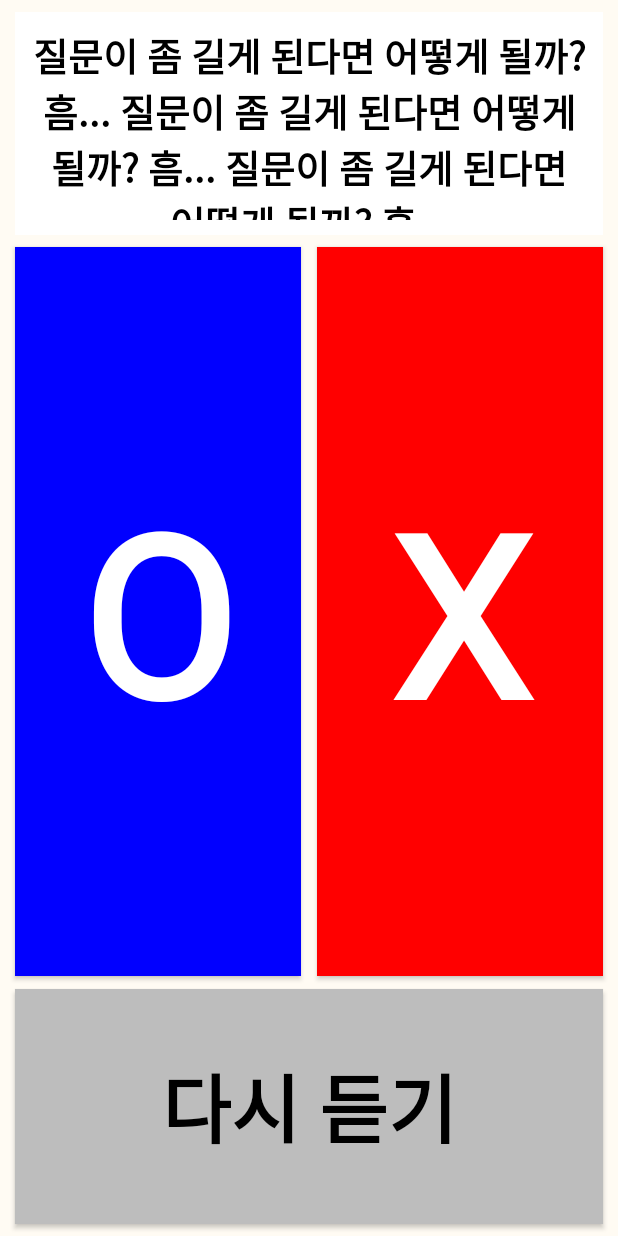
After one commit to Relief-Post-Office/Relief-Post-Office, an Android app: the QuestionActivity screen opened directly, with no data from a screen before it, on a phone screen of 412 x 824 dp. The commit adds this screen. Run offline under Robolectric (Android 15) with nearby library versions, the phone set to English and light mode, and no system bars; 2 statements that could not run were skipped.

Commit message:
Make question UI

```diff
--- a/app/src/main/AndroidManifest.xml
+++ b/app/src/main/AndroidManifest.xml
@@ -94,6 +94,10 @@
         <activity
             android:name=".result.ResultDetailActivity"
             android:windowSoftInputMode="adjustNothing" />
+        <activity
+            android:name=".ward.QuestionActivity"
+            android:windowSoftInputMode="adjustNothing" />
+
         <service
             android:name=".service.MyFirebaseMessagingService"
             android:exported="false">
--- a/app/src/main/java/com/seoul42/relief_post_office/ward/AlarmActivity.kt
+++ b/app/src/main/java/com/seoul42/relief_post_office/ward/AlarmActivity.kt
@@ -2,6 +2,7 @@ package com.seoul42.relief_post_office.ward
 
 import android.app.NotificationManager
 import android.content.Context
+import android.content.Intent
 import android.media.MediaPlayer
 import android.os.Bundle
 import android.os.Handler
@@ -13,6 +14,7 @@ import android.view.WindowManager
 import androidx.appcompat.app.AppCompatActivity
 import com.google.firebase.database.ktx.database
 import com.google.firebase.ktx.Firebase
+import com.seoul42.relief_post_office.PhoneActivity
 import com.seoul42.relief_post_office.R
 import com.seoul42.relief_post_office.databinding.ActivityAlarmBinding
 import com.seoul42.relief_post_office.model.SafetyDTO
@@ -57,6 +59,9 @@ class AlarmActivity : AppCompatActivity() {
         val recommendDTO = intent.getSerializableExtra("recommendDTO") as WardRecommendDTO
         val safetyDB = Firebase.database.reference.child("safety")
 
+        intent.putExtra("safetyId", recommendDTO.safetyId)
+        intent.putExtra("resultId", recommendDTO.resultId)
+
         mediaPlayer = MediaPlayer.create(this, R.raw.alarm)
         mediaPlayer!!.start()
         mediaPlayer!!.isLooping = true
@@ -83,6 +88,7 @@ class AlarmActivity : AppCompatActivity() {
     /* 버튼 text = 피보호자가 진행해야 할 "안부" 이름 */
     private fun setButton() {
         binding.alarmButton.setOnClickListener{
+            startActivity(Intent(this, QuestionActivity::class.java))
             close()
         }
     }
--- /dev/null
+++ b/app/src/main/java/com/seoul42/relief_post_office/ward/QuestionActivity.kt
@@ -0,0 +1,28 @@
+package com.seoul42.relief_post_office.ward
+
+import android.media.MediaPlayer
+import android.os.Bundle
+import androidx.appcompat.app.AppCompatActivity
+import com.seoul42.relief_post_office.databinding.WardSafetyBinding
+import com.seoul42.relief_post_office.model.WardRecommendDTO
+
+class QuestionActivity : AppCompatActivity() {
+
+    private val binding: WardSafetyBinding by lazy {
+        WardSafetyBinding.inflate(layoutInflater)
+    }
+    private lateinit var safetyId : String
+    private lateinit var resultId : String
+
+    override fun onCreate(savedInstanceState: Bundle?) {
+        super.onCreate(savedInstanceState)
+        setContentView(binding.root)
+
+        setQuestion()
+    }
+
+    private fun setQuestion() {
+        safetyId = intent.getStringExtra("safetyId").toString()
+        resultId = intent.getStringExtra("resultId").toString()
+    }
+}
--- a/app/src/main/res/layout/activity_alarm.xml
+++ b/app/src/main/res/layout/activity_alarm.xml
@@ -52,14 +52,27 @@
         app:layout_constraintStart_toStartOf="@id/vertical_guideline1"
         app:layout_constraintEnd_toEndOf="@id/vertical_guideline2" />
 
+    <TextView
+        android:layout_width="wrap_content"
+        android:layout_height="wrap_content"
+        android:text="안부 시작"
+        android:textSize="35sp"
+        android:textStyle="bold"
+        android:textColor="@color/white"
+        android:gravity="center"
+        app:layout_constraintTop_toTopOf="@id/horizontal_guideline7"
+        app:layout_constraintBottom_toBottomOf="@id/horizontal_guideline9"
+        app:layout_constraintStart_toStartOf="@id/vertical_guideline1"
+        app:layout_constraintEnd_toEndOf="@id/vertical_guideline2" />
+
     <ImageButton
         android:id="@+id/alarm_button"
         android:layout_width="0sp"
         android:layout_height="0sp"
         android:layout_gravity="center"
         android:background="@drawable/relief_post_office"
-        app:layout_constraintTop_toTopOf="@id/horizontal_guideline7"
-        app:layout_constraintBottom_toBottomOf="@id/horizontal_guideline8"
+        app:layout_constraintTop_toTopOf="@id/horizontal_guideline8"
+        app:layout_constraintBottom_toBottomOf="@id/horizontal_guideline10"
         app:layout_constraintStart_toStartOf="@id/vertical_guideline3"
         app:layout_constraintEnd_toEndOf="@id/vertical_guideline4"
         />
@@ -111,14 +124,28 @@
         android:layout_width="wrap_content"
         android:layout_height="wrap_content"
         android:orientation="horizontal"
-        app:layout_constraintGuide_percent="0.7" />
+        app:layout_constraintGuide_percent="0.5" />
 
     <androidx.constraintlayout.widget.Guideline
         android:id="@+id/horizontal_guideline8"
         android:layout_width="wrap_content"
         android:layout_height="wrap_content"
         android:orientation="horizontal"
-        app:layout_constraintGuide_percent="0.9" />
+        app:layout_constraintGuide_percent="0.65" />
+
+    <androidx.constraintlayout.widget.Guideline
+        android:id="@+id/horizontal_guideline9"
+        android:layout_width="wrap_content"
+        android:layout_height="wrap_content"
+        android:orientation="horizontal"
+        app:layout_constraintGuide_percent="0.7" />
+
+    <androidx.constraintlayout.widget.Guideline
+        android:id="@+id/horizontal_guideline10"
+        android:layout_width="wrap_content"
+        android:layout_height="wrap_content"
+        android:orientation="horizontal"
+        app:layout_constraintGuide_percent="0.85" />
 
     <androidx.constraintlayout.widget.Guideline
         android:id="@+id/vertical_guideline1"
--- /dev/null
+++ b/app/src/main/res/layout/ward_safety.xml
@@ -0,0 +1,140 @@
+<?xml version="1.0" encoding="utf-8"?>
+<androidx.constraintlayout.widget.ConstraintLayout xmlns:android="http://schemas.android.com/apk/res/android"
+    android:layout_width="match_parent"
+    android:layout_height="match_parent"
+    xmlns:app="http://schemas.android.com/apk/res-auto"
+    xmlns:tools="http://schemas.android.com/tools"
+    android:background="#fffbf3"
+    tools:context=".ward.QuestionActivity">
+
+    <TextView
+        android:id="@+id/ward_safety_question"
+        android:layout_width="0sp"
+        android:layout_height="0sp"
+        android:text="질문이 좀 길게 된다면 어떻게 될까? 흠... 질문이 좀 길게 된다면 어떻게 될까? 흠... 질문이 좀 길게 된다면 어떻게 될까? 흠..."
+        android:textSize="25sp"
+        android:textStyle="bold"
+        android:textColor="@color/black"
+        android:gravity="center"
+        android:padding="10dp"
+        android:background="@color/white"
+        app:layout_constraintTop_toTopOf="@id/horizontal_guideline1"
+        app:layout_constraintBottom_toBottomOf="@id/horizontal_guideline2"
+        app:layout_constraintStart_toStartOf="@id/vertical_guideline1"
+        app:layout_constraintEnd_toEndOf="@id/vertical_guideline4"/>
+
+    <Button
+        android:id="@+id/ward_safety_yes"
+        android:layout_width="0sp"
+        android:layout_height="0sp"
+        android:background="#0100ff"
+        android:text="O"
+        android:textSize="150sp"
+        android:textStyle="bold"
+        android:textColor="@color/white"
+        android:gravity="center"
+        app:layout_constraintTop_toTopOf="@id/horizontal_guideline3"
+        app:layout_constraintBottom_toBottomOf="@id/horizontal_guideline4"
+        app:layout_constraintStart_toStartOf="@id/vertical_guideline1"
+        app:layout_constraintEnd_toEndOf="@id/vertical_guideline2" />
+
+    <Button
+        android:id="@+id/ward_safety_no"
+        android:layout_width="0sp"
+        android:layout_height="0sp"
+        android:background="#ff0000"
+        android:text="X"
+        android:textSize="150sp"
+        android:textStyle="bold"
+        android:textColor="@color/white"
+        android:gravity="center"
+        app:layout_constraintTop_toTopOf="@id/horizontal_guideline3"
+        app:layout_constraintBottom_toBottomOf="@id/horizontal_guideline4"
+        app:layout_constraintStart_toStartOf="@id/vertical_guideline3"
+        app:layout_constraintEnd_toEndOf="@id/vertical_guideline4" />
+
+    <Button
+        android:id="@+id/ward_safety_repeat"
+        android:layout_width="0sp"
+        android:layout_height="0sp"
+        android:background="#BDBDBD"
+        android:text="다시 듣기"
+        android:textSize="50sp"
+        android:textStyle="bold"
+        android:textColor="@color/black"
+        app:layout_constraintTop_toTopOf="@id/horizontal_guideline5"
+        app:layout_constraintBottom_toBottomOf="@id/horizontal_guideline6"
+        app:layout_constraintStart_toStartOf="@id/vertical_guideline1"
+        app:layout_constraintEnd_toEndOf="@id/vertical_guideline4" />
+
+    <androidx.constraintlayout.widget.Guideline
+        android:id="@+id/horizontal_guideline1"
+        android:layout_width="wrap_content"
+        android:layout_height="wrap_content"
+        android:orientation="horizontal"
+        app:layout_constraintGuide_percent="0.01" />
+
+    <androidx.constraintlayout.widget.Guideline
+        android:id="@+id/horizontal_guideline2"
+        android:layout_width="wrap_content"
+        android:layout_height="wrap_content"
+        android:orientation="horizontal"
+        app:layout_constraintGuide_percent="0.19" />
+
+    <androidx.constraintlayout.widget.Guideline
+        android:id="@+id/horizontal_guideline3"
+        android:layout_width="wrap_content"
+        android:layout_height="wrap_content"
+        android:orientation="horizontal"
+        app:layout_constraintGuide_percent="0.2" />
+
+    <androidx.constraintlayout.widget.Guideline
+        android:id="@+id/horizontal_guideline4"
+        android:layout_width="wrap_content"
+        android:layout_height="wrap_content"
+        android:orientation="horizontal"
+        app:layout_constraintGuide_percent="0.79" />
+
+    <androidx.constraintlayout.widget.Guideline
+        android:id="@+id/horizontal_guideline5"
+        android:layout_width="wrap_content"
+        android:layout_height="wrap_content"
+        android:orientation="horizontal"
+        app:layout_constraintGuide_percent="0.80" />
+
+    <androidx.constraintlayout.widget.Guideline
+        android:id="@+id/horizontal_guideline6"
+        android:layout_width="wrap_content"
+        android:layout_height="wrap_content"
+        android:orientation="horizontal"
+        app:layout_constraintGuide_percent="0.99" />
+
+    <androidx.constraintlayout.widget.Guideline
+        android:id="@+id/vertical_guideline1"
+        android:layout_width="wrap_content"
+        android:layout_height="wrap_content"
+        android:orientation="vertical"
+        app:layout_constraintGuide_percent="0.025" />
+
+    <androidx.constraintlayout.widget.Guideline
+        android:id="@+id/vertical_guideline2"
+        android:layout_width="wrap_content"
+        android:layout_height="wrap_content"
+        android:orientation="vertical"
+        app:layout_constraintGuide_percent="0.4875" />
+
+    <androidx.constraintlayout.widget.Guideline
+        android:id="@+id/vertical_guideline3"
+        android:layout_width="wrap_content"
+        android:layout_height="wrap_content"
+        android:orientation="vertical"
+        app:layout_constraintGuide_percent="0.5125" />
+
+    <androidx.constraintlayout.widget.Guideline
+        android:id="@+id/vertical_guideline4"
+        android:layout_width="wrap_content"
+        android:layout_height="wrap_content"
+        android:orientation="vertical"
+        app:layout_constraintGuide_percent="0.975" />
+
+</androidx.constraintlayout.widget.ConstraintLayout>
```
Also changed, not shown: 24 other files.
